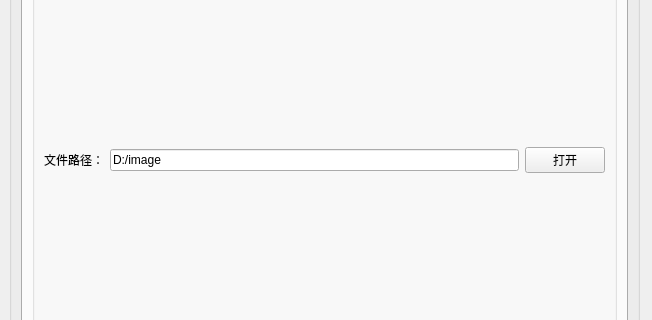
First picture: the form in settingDialog.ui, repository kof98765/scanControl, before the edit; both pictures show x 0 to 652 and y 148 to 468 of the 652 by 620 pixel window.
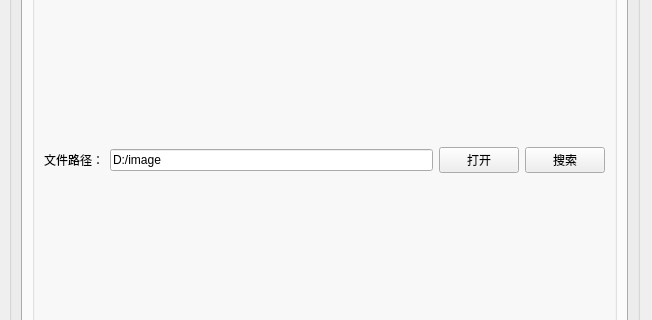
Second picture: the form after the edit. The open tabs and pages were chosen to show the change.

```diff
--- a/settingDialog.ui
+++ b/settingDialog.ui
@@ -80,21 +80,10 @@
            <string/>
           </property>
           <layout class="QGridLayout" name="gridLayout_6">
-           <item row="1" column="2">
-            <widget class="QPushButton" name="open">
-             <property name="text">
-              <string>打开</string>
-             </property>
-            </widget>
+           <item row="1" column="0" colspan="2">
+            <layout class="QGridLayout" name="gridLayout_12"/>
            </item>
-           <item row="1" column="1">
-            <widget class="QLineEdit" name="path">
-             <property name="text">
-              <string>D:/image</string>
-             </property>
-            </widget>
-           </item>
-           <item row="1" column="0">
+           <item row="0" column="0">
             <widget class="QLabel" name="label_2">
              <property name="text">
               <string>文件路径：</string>
@@ -104,6 +93,27 @@
              </property>
             </widget>
            </item>
+           <item row="0" column="1">
+            <widget class="QLineEdit" name="path">
+             <property name="text">
+              <string>D:/image</string>
+             </property>
+            </widget>
+           </item>
+           <item row="0" column="3">
+            <widget class="QPushButton" name="findButton">
+             <property name="text">
+              <string>搜索</string>
+             </property>
+            </widget>
+           </item>
+           <item row="0" column="2">
+            <widget class="QPushButton" name="open">
+             <property name="text">
+              <string>打开</string>
+             </property>
+            </widget>
+           </item>
           </layout>
          </widget>
         </item>
```
Left out of the diff: 2 changed lines with no effect on the pictures.
